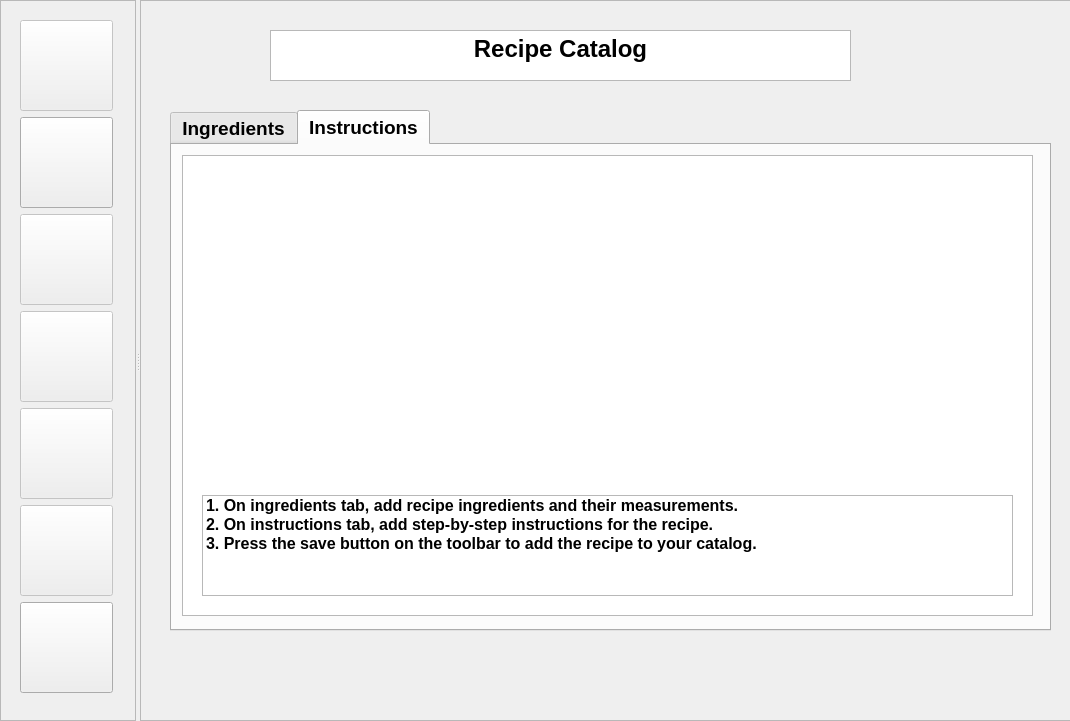
First picture: the form in mainwindow.ui, repository warren-devon93/cs361_main, before the edit.
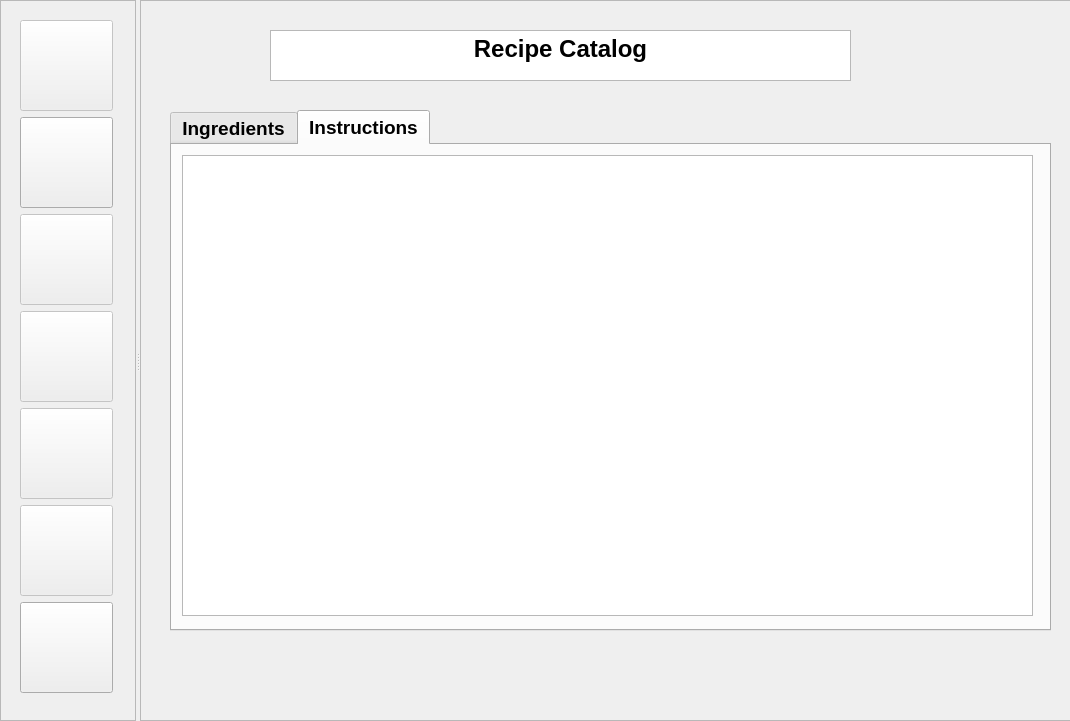
Second picture: the form after the edit. The open tabs and pages were chosen to show the change. Icons and pictures are not drawn.

Commit message: Alt ui for recipes page, 11.4.2025

What changed in the file:
```diff
--- a/mainwindow.ui
+++ b/mainwindow.ui
@@ -596,71 +596,6 @@
            </property>
           </column>
          </widget>
-         <widget class="QStackedWidget" name="stackedWidget_2">
-          <property name="geometry">
-           <rect>
-            <x>20</x>
-            <y>340</y>
-            <width>831</width>
-            <height>121</height>
-           </rect>
-          </property>
-          <property name="currentIndex">
-           <number>0</number>
-          </property>
-          <widget class="QWidget" name="blankPage_2"/>
-          <widget class="QWidget" name="guidePage_2">
-           <widget class="QListWidget" name="listWidget_2">
-            <property name="geometry">
-             <rect>
-              <x>10</x>
-              <y>10</y>
-              <width>811</width>
-              <height>101</height>
-             </rect>
-            </property>
-            <property name="spacing">
-             <number>3</number>
-            </property>
-            <property name="itemAlignment">
-             <set>Qt::AlignmentFlag::AlignCenter</set>
-            </property>
-            <item>
-             <property name="text">
-              <string>1. On ingredients tab, add recipe ingredients and their measurements.</string>
-             </property>
-             <property name="font">
-              <font>
-               <pointsize>12</pointsize>
-               <bold>true</bold>
-              </font>
-             </property>
-            </item>
-            <item>
-             <property name="text">
-              <string>2. On instructions tab, add step-by-step instructions for the recipe.</string>
-             </property>
-             <property name="font">
-              <font>
-               <pointsize>12</pointsize>
-               <bold>true</bold>
-              </font>
-             </property>
-            </item>
-            <item>
-             <property name="text">
-              <string>3. Press the save button on the toolbar to add the recipe to your catalog.</string>
-             </property>
-             <property name="font">
-              <font>
-               <pointsize>12</pointsize>
-               <bold>true</bold>
-              </font>
-             </property>
-            </item>
-           </widget>
-          </widget>
-         </widget>
         </widget>
        </widget>
       </widget>
```
Left out of the diff: 60 changed lines with no effect on the pictures. The commit also changes 4 other files.
